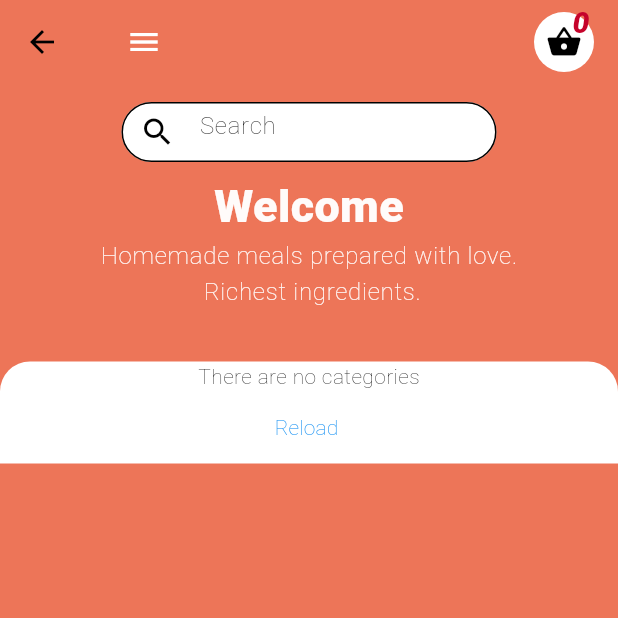
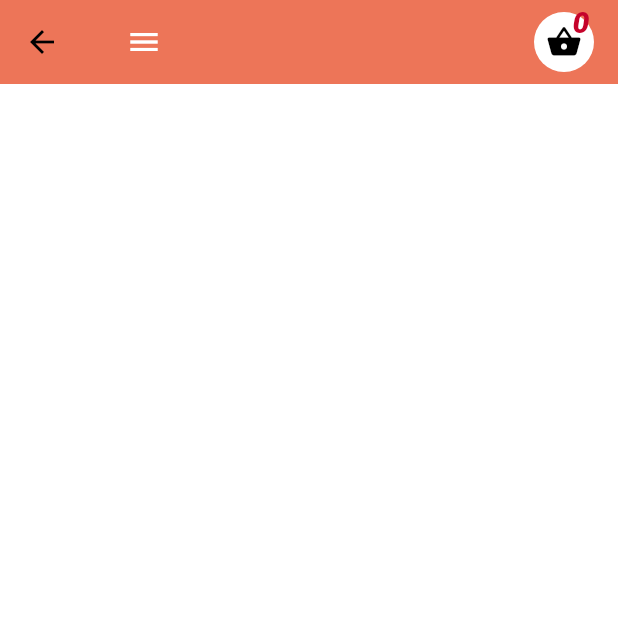
Before and after one commit to oliviertech212/Food_App, a Flutter app: the MainpageCategoryScreen screen opened by its route, after a tap on the "menu" icon, after a tap on the "shopping basket" icon, on a phone screen of 412 x 824 dp, the top half of it. Run offline on Flutter 3.47's test engine with Material 3 defaults, Android fonts, the phone set to English and light mode, and no system bars; our stand-ins replace firebase_auth, firebase_core, flutter_dotenv, sqflite, sqflite_common_ffi, sqflite_common_ffi_web; accounts and stored records are empty.

Commit message:
handle display all product in cart as listbuilder display total cart items on each product card handle add plus and minus button on cart list

```diff
--- a/lib/main.dart
+++ b/lib/main.dart
@@ -3,6 +3,7 @@ import 'dart:io';
 import 'package:flutter/foundation.dart';
 import 'package:flutter/material.dart';
 import 'package:foodapp/functions/firebaseauthentication.dart';
+import 'package:foodapp/pages/cart.screen.dart';
 import 'package:foodapp/pages/home.dart';
 import 'package:foodapp/pages/login.dart';
 import 'package:foodapp/pages/mainpage.category.dart';
@@ -95,6 +96,7 @@ class _FoodAppState extends State<FoodApp> {
         '/Mywelcomepage': (context) => const MyWelcomePage(),
         '/mainpagecategory': (context) => const MainpageCategoryScreen(),
         '/welcomepage': (context) => const WelcomePage(),
+        '/cart': (context) => const MyCartPage(),
       },
     );
   }
--- /dev/null
+++ b/lib/pages/cart.screen.dart
@@ -0,0 +1,75 @@
+import 'package:flutter/cupertino.dart';
+import 'package:flutter/material.dart';
+import 'package:foodapp/models/products.model.dart';
+import 'package:foodapp/services/stateMngt/cart.provider.dart';
+import 'package:foodapp/utils/colors.dart';
+import 'package:foodapp/widgets/Title.dart';
+import 'package:provider/provider.dart';
+
+class MyCartPage extends StatefulWidget {
+  const MyCartPage({super.key});
+
+  @override
+  State<MyCartPage> createState() => _MyCartPageState();
+}
+
+class _MyCartPageState extends State<MyCartPage> {
+  @override
+  Widget build(BuildContext context) {
+    //  --access app cart state
+    var cartData = context.watch<CartProvider>();
+    int totalQuantity = cartData.items;
+    List<Product> allItems = cartData.allItems;
+
+    allItems.forEach((element) => print(
+        "items in cart${element.name} ${element.price} ${element.image}"));
+
+    return Scaffold(
+        backgroundColor: Theme.of(context).primaryColor,
+        appBar: AppBar(
+          backgroundColor: Theme.of(context).primaryColor,
+          title: myTitle(context, totalQuantity: totalQuantity),
+          // backgroundColor: AppColors.backgroundWhite,
+        ),
+        body: SingleChildScrollView(
+          child: Container(
+            color: AppColors.backgroundWhite,
+            height: MediaQuery.of(context).size.height,
+            child: Column(
+              children: [
+                ListView.builder(
+                  shrinkWrap: true,
+                  physics: NeverScrollableScrollPhysics(),
+                  itemCount: allItems.length,
+                  itemBuilder: (context, index) {
+                    return ListTile(
+                      leading: Image.asset(allItems[index].image),
+                      title: Row(
+                        children: [
+                          Expanded(child: Text(allItems[index].name)),
+                          IconButton(
+                            icon: Icon(Icons.remove),
+                            onPressed: () {
+                              // code to decrease the quantity of the product
+                            },
+                          ),
+                          Text(
+                              '${allItems[index].price} Rwf'), // display the quantity here
+                          IconButton(
+                            icon: Icon(Icons.add),
+                            onPressed: () {
+                              // code to increase the quantity of the product
+                            },
+                          ),
+                        ],
+                      ),
+                      subtitle: Text('${allItems[index].price} Rwf'),
+                    );
+                  },
+                ),
+              ],
+            ),
+          ),
+        ));
+  }
+}
--- a/lib/pages/mainpage.category.dart
+++ b/lib/pages/mainpage.category.dart
@@ -147,6 +147,7 @@ import 'package:foodapp/models/category.model.dart';
 import 'package:foodapp/services/stateMngt/cart.provider.dart';
 import 'package:foodapp/utils/colors.dart';
 import 'package:foodapp/services/database_service.dart';
+import 'package:foodapp/widgets/Title.dart';
 import 'package:provider/provider.dart';
 
 class CategoryCard extends StatelessWidget {
@@ -298,49 +299,7 @@ class _MainpageCategoryScreenState extends State<MainpageCategoryScreen> {
             floating: true,
             pinned: true,
             centerTitle: false,
-            title: Container(
-              width: double.infinity,
-              child: Row(
-                mainAxisAlignment: MainAxisAlignment.spaceBetween,
-                children: [
-                  IconButton(
-                    icon: const Icon(Icons.menu, color: Colors.white),
-                    onPressed: () {
-                      // Navigator.pop(context);
-                    },
-                  ),
-                  CircleAvatar(
-                    radius: 20,
-                    backgroundColor: Colors.white,
-                    child: Stack(
-                      clipBehavior: Clip.none,
-                      children: [
-                        Positioned(
-                          child: Text("$totalQuantity",
-                              style: TextStyle(
-                                color: AppColors.colorError,
-                                fontSize: 20,
-                                fontWeight: FontWeight.bold,
-                                fontFamily: 'Roboto',
-                              )),
-                          right: 3.0,
-                          top: -8.0,
-                        ),
-                        IconButton(
-                          splashColor: Colors.black,
-                          highlightColor: const Color.fromARGB(255, 61, 59, 59),
-                          icon: const Icon(Icons.shopping_basket,
-                              color: Colors.black),
-                          onPressed: () {
-                            // Navigator.pop(context);
-                          },
-                        ),
-                      ],
-                    ),
-                  )
-                ],
-              ),
-            ),
+            title: myTitle(context, totalQuantity: totalQuantity),
             bottom: PreferredSize(
               preferredSize:
                   Size.fromHeight(60.0), // You can adjust this value as needed
--- a/lib/widgets/Title.dart
+++ b/lib/widgets/Title.dart
@@ -0,0 +1,47 @@
+import 'package:flutter/material.dart';
+import 'package:foodapp/utils/colors.dart';
+
+Widget myTitle(BuildContext context, {totalQuantity}) {
+  return Container(
+    width: double.infinity,
+    child: Row(
+      mainAxisAlignment: MainAxisAlignment.spaceBetween,
+      children: [
+        IconButton(
+          icon: const Icon(Icons.menu, color: Colors.white),
+          onPressed: () {
+            // Navigator.pop(context);
+          },
+        ),
+        CircleAvatar(
+          radius: 20,
+          backgroundColor: Colors.white,
+          child: Stack(
+            clipBehavior: Clip.none,
+            children: [
+              Positioned(
+                child: Text("$totalQuantity",
+                    style: TextStyle(
+                      color: AppColors.colorError,
+                      fontSize: 20,
+                      fontWeight: FontWeight.bold,
+                      fontFamily: 'Roboto',
+                    )),
+                right: 3.0,
+                top: -8.0,
+              ),
+              IconButton(
+                splashColor: Colors.black,
+                highlightColor: const Color.fromARGB(255, 61, 59, 59),
+                icon: const Icon(Icons.shopping_basket, color: Colors.black),
+                onPressed: () {
+                  Navigator.pushNamed(context, '/cart');
+                },
+              ),
+            ],
+          ),
+        )
+      ],
+    ),
+  );
+}
```
Also changed, not shown: lib/pages/welcomepage.dart (+27 -33 lines), lib/services/stateMngt/cart.provider.dart (+13 -0 lines).
